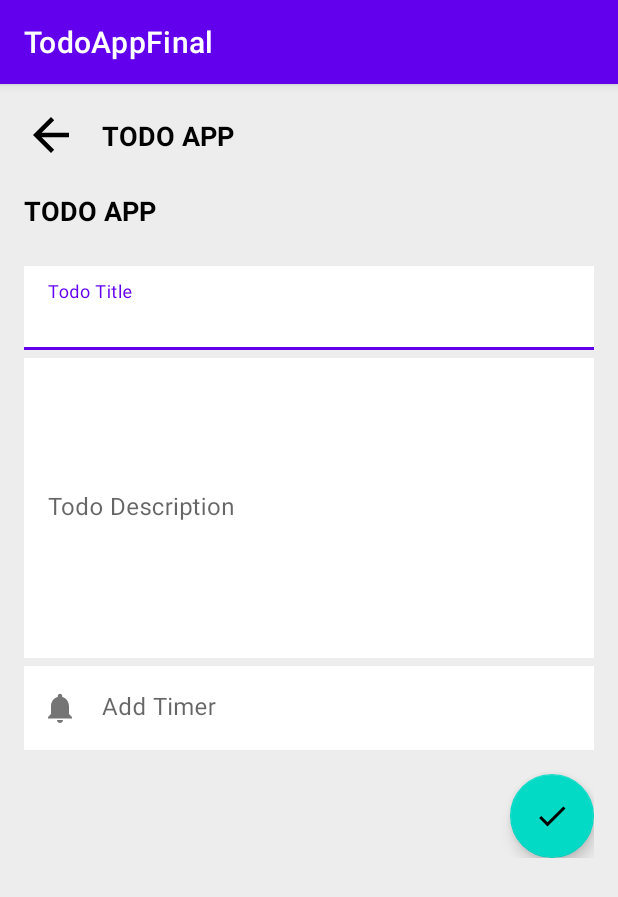
After one commit to samratTBC/Todo-App-Final, an Android app: the TodoDetailActivity screen opened directly, with no data from a screen before it, on a phone screen of 412 x 824 dp. The commit adds this screen. Shown: the top 897 px of the screen. Run offline under Robolectric (Android 15) with nearby library versions, the phone set to English and light mode, and no system bars; our stand-ins replace Room's generated code.

```diff
--- a/app/src/main/java/com/example/todoappfinal/Database/Dao/TodoDao.java
+++ b/app/src/main/java/com/example/todoappfinal/Database/Dao/TodoDao.java
@@ -29,7 +29,7 @@ public interface TodoDao {
     void updateTodo(Todo todo);
 
     @Delete
-    void deleteTodo(Todo todo);
+    void deleteTodo(Todo dao);
 
 
 }
--- /dev/null
+++ b/app/src/main/java/com/example/todoappfinal/TodoDetailActivity.java
@@ -0,0 +1,63 @@
+package com.example.todoappfinal;
+
+import androidx.appcompat.app.AppCompatActivity;
+import androidx.lifecycle.ViewModel;
+import androidx.lifecycle.ViewModelProvider;
+
+import android.os.Bundle;
+import android.view.View;
+
+import com.example.todoappfinal.Database.Entity.Todo;
+import com.example.todoappfinal.R;
+import com.example.todoappfinal.ViewModel.TodoViewModel;
+import com.google.android.material.floatingactionbutton.FloatingActionButton;
+import com.google.android.material.snackbar.Snackbar;
+import com.google.android.material.textfield.TextInputEditText;
+
+import java.util.Date;
+
+public class TodoDetailActivity extends AppCompatActivity {
+
+    private TextInputEditText todo_title_et,todo_desc_et, timePicker;
+    private FloatingActionButton check_btn;
+
+    private TodoViewModel todoViewModel;
+
+
+
+    @Override
+    protected void onCreate(Bundle savedInstanceState) {
+        super.onCreate(savedInstanceState);
+        setContentView(R.layout.activity_todo_detail);
+
+
+        todo_desc_et = findViewById(R.id.todo_desc_et);
+        todo_title_et = findViewById(R.id.todo_title_et);
+        todo_title_et = findViewById(R.id.timePicker);
+        check_btn = findViewById(R.id.tick_fab);
+
+        todoViewModel= new ViewModelProvider(this).get(TodoViewModel.class);
+
+        check_btn.setOnClickListener(check_btn_Listener);
+
+
+    }
+
+    private View.OnClickListener check_btn_Listener = view -> {
+      if(!checkEmpty())
+      {
+            String title = todo_title_et.getText().toString();
+            String desc = todo_desc_et.getText().toString();
+            Todo todo = new Todo(0, title, desc, false, new Date());
+            todoViewModel.insertTodo(todo);
+            finish();
+      }
+      else
+          Snackbar.make(this, view, "Please enter details.", Snackbar.LENGTH_SHORT).show();
+
+    };
+
+    private boolean checkEmpty() {
+        return false;
+    }
+}
--- /dev/null
+++ b/app/src/main/java/com/example/todoappfinal/ViewModel/TodoViewModel.java
@@ -0,0 +1,47 @@
+package com.example.todoappfinal.ViewModel;
+
+import android.app.Application;
+
+import androidx.annotation.NonNull;
+import androidx.lifecycle.AndroidViewModel;
+import androidx.lifecycle.LiveData;
+
+import com.example.todoappfinal.Database.Entity.Todo;
+import com.example.todoappfinal.Database.Repository.TodoRepository;
+
+import java.util.List;
+
+public class TodoViewModel extends AndroidViewModel {
+
+    public TodoRepository todoRepository;
+    public LiveData<List<Todo>> todoList;
+
+    public TodoViewModel(@NonNull Application application) {
+        super(application);
+
+        todoRepository = new TodoRepository(application);
+        todoList=todoRepository.getTodoList();
+    }
+
+
+    public void insertTodo(Todo todo)
+    {
+        todoRepository.insertTodo(todo);
+    }
+
+    public void deleteTodo(Todo todo)
+    {
+        todoRepository.deleteTodo(todo);
+    }
+
+    public void updateTodo(Todo todo)
+    {
+        todoRepository.updateTodo(todo);
+    }
+
+    public void deleteAll()
+    {
+        todoRepository.deleteAll();
+    }
+
+}
--- /dev/null
+++ b/app/src/main/res/drawable/ic_check.xml
@@ -0,0 +1,5 @@
+<vector android:height="24dp" android:tint="#000000"
+    android:viewportHeight="24" android:viewportWidth="24"
+    android:width="24dp" xmlns:android="http://schemas.android.com/apk/res/android">
+    <path android:fillColor="@android:color/white" android:pathData="M9,16.17L4.83,12l-1.42,1.41L9,19 21,7l-1.41,-1.41z"/>
+</vector>
--- /dev/null
+++ b/app/src/main/res/layout/activity_todo_detail.xml
@@ -0,0 +1,137 @@
+<?xml version="1.0" encoding="utf-8"?>
+<androidx.constraintlayout.widget.ConstraintLayout xmlns:android="http://schemas.android.com/apk/res/android"
+    xmlns:app="http://schemas.android.com/apk/res-auto"
+    xmlns:tools="http://schemas.android.com/tools"
+    android:layout_width="match_parent"
+    android:layout_height="match_parent"
+    android:background="@color/grey"
+    tools:context=".Fragment.TodoDetailFragment"
+    android:padding="16dp">
+    <!-- TODO: Update blank fragment layout -->
+
+
+
+    <ImageView
+        android:id="@+id/back_btn_img"
+        android:layout_width="36dp"
+        android:layout_height="36dp"
+        android:src="@drawable/ic_back"
+        app:layout_constraintStart_toStartOf="parent"
+        app:layout_constraintTop_toTopOf="parent" />
+
+    <TextView
+        android:id="@+id/main_heading_tv"
+        android:layout_width="wrap_content"
+        android:layout_height="wrap_content"
+        android:text="@string/TODO"
+        android:textSize="18sp"
+        android:textStyle="bold"
+        android:textColor="@color/black"
+        android:layout_marginStart="16dp"
+        app:layout_constraintBottom_toBottomOf="@+id/back_btn_img"
+        app:layout_constraintStart_toEndOf="@+id/back_btn_img"
+        app:layout_constraintTop_toTopOf="@+id/back_btn_img" />
+
+    <TextView
+        android:id="@+id/based_on_click_heading_tv"
+        android:layout_width="wrap_content"
+        android:layout_height="wrap_content"
+        android:text="@string/TODO"
+        android:textSize="18sp"
+        android:textStyle="bold"
+        android:textColor="@color/black"
+        app:layout_constraintBottom_toTopOf="@+id/linearLayout"
+        app:layout_constraintStart_toStartOf="@+id/linearLayout"
+        app:layout_constraintTop_toBottomOf="@+id/main_heading_tv" />
+
+
+    <LinearLayout
+        android:id="@+id/linearLayout"
+        android:layout_width="0dp"
+        android:layout_height="wrap_content"
+        android:orientation="vertical"
+        app:layout_constraintBottom_toBottomOf="parent"
+        app:layout_constraintEnd_toEndOf="parent"
+        app:layout_constraintStart_toStartOf="parent"
+        app:layout_constraintTop_toBottomOf="@+id/main_heading_tv"
+        app:layout_constraintVertical_bias="0.24000001">
+
+        <com.google.android.material.textfield.TextInputLayout
+            android:id="@+id/todo_title_tv"
+            android:layout_width="match_parent"
+            android:layout_height="wrap_content"
+            android:layout_marginBottom="5dp"
+            android:hint="@string/todo_title_tv"
+            app:boxCornerRadiusBottomEnd="10dp"
+            app:boxCornerRadiusBottomStart="10dp"
+            app:boxCornerRadiusTopEnd="10dp"
+            app:boxCornerRadiusTopStart="10dp"
+            app:boxStrokeWidth="0dp">
+
+            <com.google.android.material.textfield.TextInputEditText
+                android:id="@+id/todo_title_et"
+                android:layout_width="match_parent"
+                android:background="@color/white"
+                android:layout_height="wrap_content" />
+
+        </com.google.android.material.textfield.TextInputLayout>
+
+        <com.google.android.material.textfield.TextInputLayout
+            android:id="@+id/todo_desc_tv"
+            android:layout_width="match_parent"
+            android:layout_height="wrap_content"
+            android:hint="@string/todo_desc_tv"
+            app:boxCornerRadiusBottomEnd="10dp"
+            app:boxCornerRadiusBottomStart="10dp"
+            app:boxCornerRadiusTopEnd="10dp"
+            app:boxCornerRadiusTopStart="10dp"
+            android:layout_marginBottom="5dp"
+            app:boxStrokeWidth="0dp">
+
+            <com.google.android.material.textfield.TextInputEditText
+                android:id="@+id/todo_desc_et"
+                android:background="@color/white"
+                android:layout_width="match_parent"
+                android:layout_height="200dp" />
+
+        </com.google.android.material.textfield.TextInputLayout>
+
+        <com.google.android.material.textfield.TextInputLayout
+            android:id="@+id/notification_bell_iv"
+            android:layout_width="match_parent"
+            android:layout_height="wrap_content"
+            android:src="@drawable/ic_notification"
+            app:layout_constraintStart_toStartOf="parent"
+            app:layout_constraintTop_toTopOf="parent"
+            app:boxStrokeWidth="0dp"
+            app:boxCornerRadiusBottomEnd="10dp"
+            app:boxCornerRadiusBottomStart="10dp"
+            app:boxCornerRadiusTopEnd="10dp"
+            app:boxCornerRadiusTopStart="10dp"
+            android:hint="@string/notification_hint"
+            app:startIconDrawable="@drawable/ic_notification">
+
+            <com.google.android.material.textfield.TextInputEditText
+                android:id="@+id/timePicker"
+                android:background="@color/white"
+                android:layout_width="match_parent"
+                android:layout_height="wrap_content" />
+
+
+        </com.google.android.material.textfield.TextInputLayout>
+
+
+        <com.google.android.material.floatingactionbutton.FloatingActionButton
+            android:layout_width="wrap_content"
+            android:layout_height="wrap_content"
+            android:layout_gravity="end"
+            android:layout_marginTop="16dp"
+            android:src="@drawable/ic_check"
+            android:id="@+id/tick_fab"
+            />
+
+
+
+    </LinearLayout>
+
+</androidx.constraintlayout.widget.ConstraintLayout>
```
Also changed, not shown: app/src/main/AndroidManifest.xml (+5 -3 lines), app/src/main/java/com/example/todoappfinal/Adapter/TodoListAdapter.java (+4 -4 lines), app/src/main/java/com/example/todoappfinal/Database/Entity/Todo.java (+12 -5 lines), app/src/main/java/com/example/todoappfinal/Database/Repository/TodoRepository.java (+20 -4 lines), app/src/main/java/com/example/todoappfinal/Fragment/TodoListFragment.java (+32 -2 lines).
